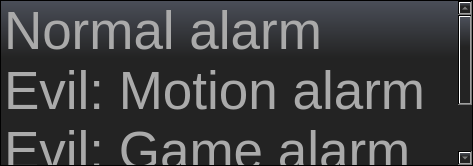
This is Wakedo/selectalarmtype.ui in cpulvermacher/EvilAlarm as Qt 5 draws it before an edit. The edited form follows.
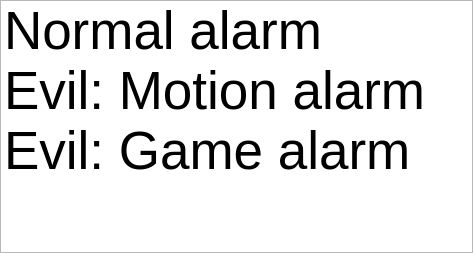
This is the edited form.

Commit message: Made alarm type selection look like a native dialog (removed styling). I could swear I committed this already.

The edit to the form file:
```diff
--- a/Wakedo/selectalarmtype.ui
+++ b/Wakedo/selectalarmtype.ui
@@ -7,7 +7,7 @@
     <x>0</x>
     <y>0</y>
     <width>473</width>
-    <height>166</height>
+    <height>253</height>
    </rect>
   </property>
   <property name="font">
@@ -19,8 +19,8 @@
    <string>Dialog</string>
   </property>
   <property name="styleSheet">
-   <string notr="true">background:qlineargradient(spread:pad, x1:1, y1:0, x2:1, y2:1, stop:0 #4b4f59, stop:0.35 #232323, stop:1 #232323);
-color:#aaa; font-size:40pt;</string>
+   <string notr="true">/*background:qlineargradient(spread:pad, x1:1, y1:0, x2:1, y2:1, stop:0 #4b4f59, stop:0.35 #232323, stop:1 #232323);
+color:#aaa; font-size:40pt;*/</string>
   </property>
   <layout class="QVBoxLayout" name="verticalLayout">
    <property name="spacing">
```
Left out of the diff: 8 changed lines with no effect on the pictures.
